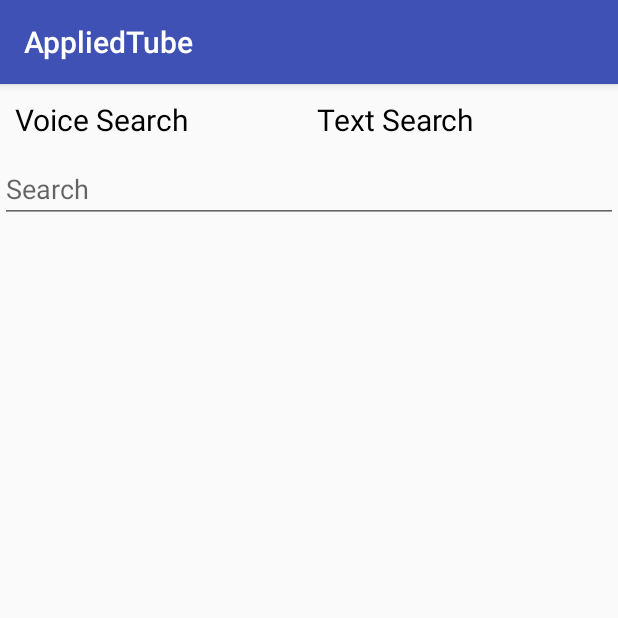
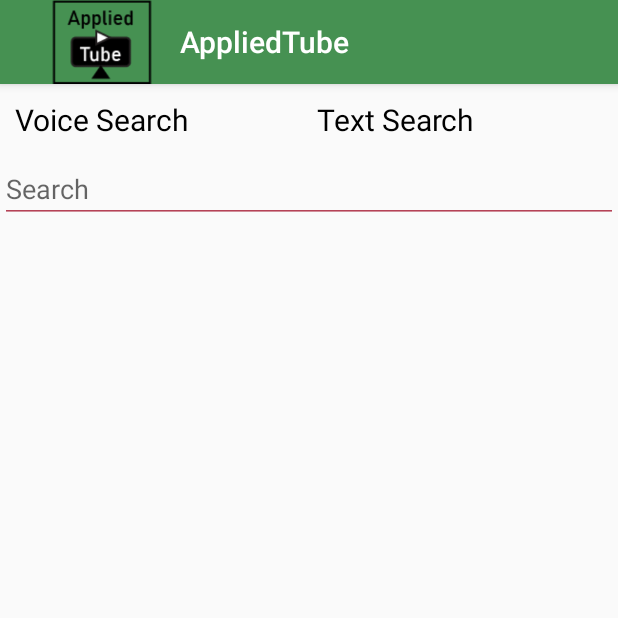
Before and after one commit to alammasoodi/AppliedTube, an Android app: the screen it shows after launch (SearchActivity), after a tap on "Text Search", on a phone screen of 412 x 824 dp, the top half of it. Run offline under Robolectric (Android 15) with nearby library versions, the phone set to English and light mode, and no system bars; pictures from the network do not load; 2 statements that could not run were skipped.

```diff
--- a/app/src/main/AndroidManifest.xml
+++ b/app/src/main/AndroidManifest.xml
@@ -6,7 +6,7 @@
 
     <application
         android:allowBackup="true"
-        android:icon="@mipmap/ic_launcher"
+        android:icon="@drawable/appliedtubeicon"
         android:label="@string/app_name"
         android:roundIcon="@mipmap/ic_launcher_round"
         android:supportsRtl="true"
--- a/app/src/main/java/com/example/alam/appliedtube/SearchActivity.java
+++ b/app/src/main/java/com/example/alam/appliedtube/SearchActivity.java
@@ -5,6 +5,7 @@ import android.content.pm.PackageManager;
 import android.content.pm.ResolveInfo;
 import android.os.Handler;
 import android.speech.RecognizerIntent;
+import android.support.v7.app.ActionBar;
 import android.support.v7.app.AppCompatActivity;
 import android.os.Bundle;
 import android.text.Editable;
@@ -32,6 +33,8 @@ public class SearchActivity extends AppCompatActivity implements View.OnClickLis
     private EditText searchInput;
     private ListView videosFound;
     EditText ed;
+    //ActionBar actionBar = getSupportActionBar(); // or getActionBar();
+
     TextView voice,text;
     TextView tv;
     private static final int REQUEST_CODE = 1234;
@@ -49,7 +52,9 @@ public class SearchActivity extends AppCompatActivity implements View.OnClickLis
         text = (TextView) findViewById(R.id.text_search) ;
         text.setOnClickListener(this);
         handler = new Handler();
-
+        getSupportActionBar().setDisplayShowHomeEnabled(true);
+        getSupportActionBar().setLogo(R.drawable.appliedtubeicon);
+        getSupportActionBar().setDisplayUseLogoEnabled(true);
         searchInput.setOnEditorActionListener(new TextView.OnEditorActionListener() {
             @Override
             public boolean onEditorAction(TextView v, int actionId, KeyEvent event) {
--- a/app/src/main/res/values/colors.xml
+++ b/app/src/main/res/values/colors.xml
@@ -3,4 +3,9 @@
     <color name="colorPrimary">#3F51B5</color>
     <color name="colorPrimaryDark">#303F9F</color>
     <color name="colorAccent">#FF4081</color>
+    <color name="color_nav_text">#b54357</color>
+    <color name="black">#000000</color>
+    <color name="appColor">#c00707</color>
+    <color name="colorNew">#469152</color>
+
 </resources>
--- a/app/src/main/res/values/styles.xml
+++ b/app/src/main/res/values/styles.xml
@@ -3,9 +3,12 @@
     <!-- Base application theme. -->
     <style name="AppTheme" parent="Theme.AppCompat.Light.DarkActionBar">
         <!-- Customize your theme here. -->
-        <item name="colorPrimary">@color/colorPrimary</item>
+        <item name="colorPrimary">@color/colorNew</item>
         <item name="colorPrimaryDark">@color/colorPrimaryDark</item>
-        <item name="colorAccent">@color/colorAccent</item>
+        <item name="colorAccent">@color/color_nav_text</item>
+        <item name="android:textColorPrimary">@color/black</item>
+        <item name="android:textColorSecondary">@color/color_nav_text</item>
+
     </style>
 
 </resources>
```
Also changed, not shown: app/src/main/res/drawable/search_icon.xml (added, +15 -0 lines), app/src/main/res/drawable/appliedtubeicon.png (added), app/src/main/res/drawable/search.png (added).
